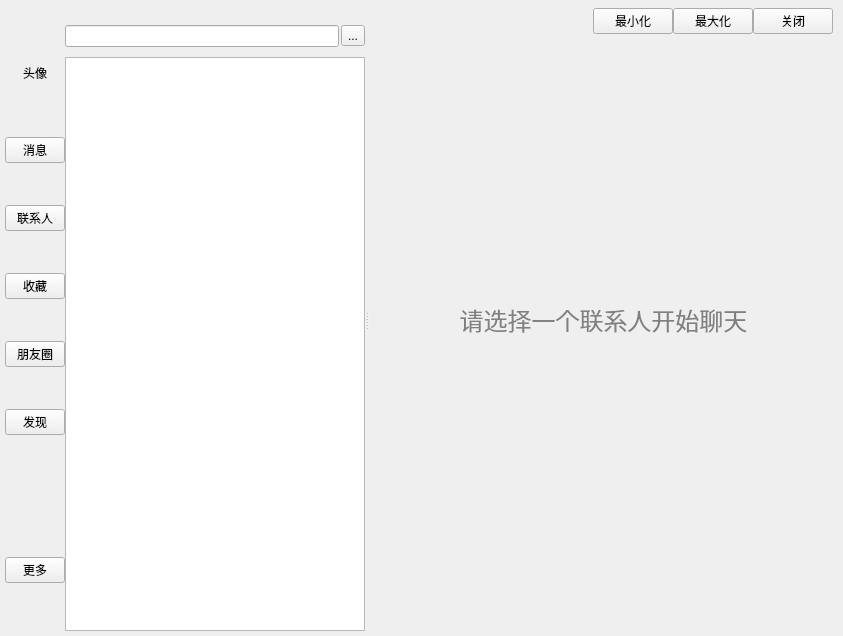
First picture: the form in src/chat/chatwindow.ui, repository Voyager-08/meChatClient, before the edit.
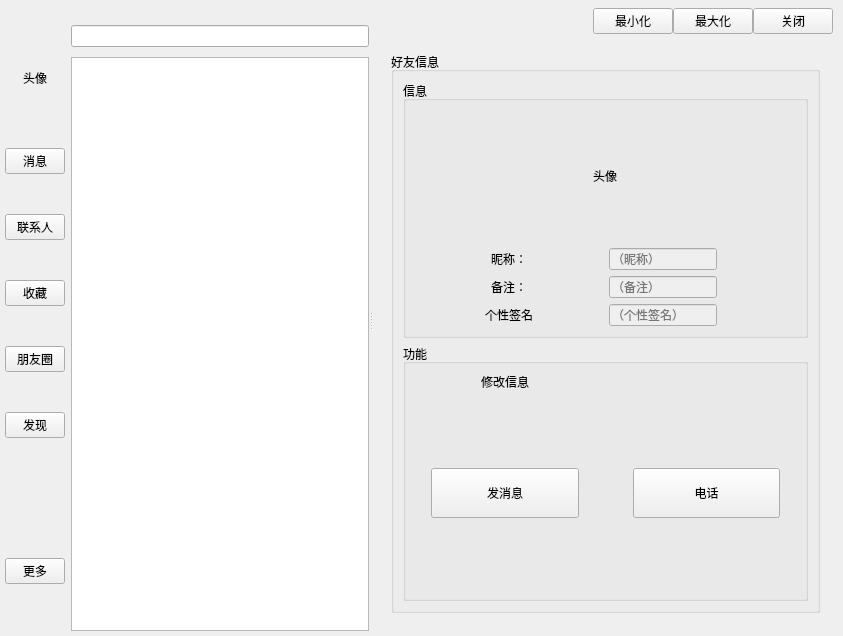
Second picture: the form after the edit. The open tabs and pages were chosen to show the change. Icons and pictures are not drawn. Custom widgets are drawn as their Qt base class.

```diff
--- a/src/chat/chatwindow.ui
+++ b/src/chat/chatwindow.ui
@@ -19,10 +19,7 @@
   <property name="windowTitle">
    <string>ChatWindow</string>
   </property>
-  <layout class="QHBoxLayout" name="horizontalLayout_4">
-   <property name="spacing">
-    <number>0</number>
-   </property>
+  <layout class="QGridLayout" name="gridLayout_4">
    <property name="leftMargin">
     <number>5</number>
    </property>
@@ -35,134 +32,12 @@
    <property name="bottomMargin">
     <number>5</number>
    </property>
-   <item>
-    <widget class="QFrame" name="leftBox">
-     <property name="enabled">
-      <bool>true</bool>
-     </property>
-     <property name="sizePolicy">
-      <sizepolicy hsizetype="Fixed" vsizetype="Preferred">
-       <horstretch>0</horstretch>
-       <verstretch>0</verstretch>
-      </sizepolicy>
-     </property>
-     <property name="minimumSize">
-      <size>
-       <width>60</width>
-       <height>0</height>
-      </size>
-     </property>
-     <property name="maximumSize">
-      <size>
-       <width>60</width>
-       <height>16777215</height>
-      </size>
-     </property>
-     <layout class="QVBoxLayout" name="verticalLayout">
-      <property name="spacing">
-       <number>0</number>
-      </property>
-      <property name="leftMargin">
-       <number>0</number>
-      </property>
-      <property name="topMargin">
-       <number>0</number>
-      </property>
-      <property name="rightMargin">
-       <number>0</number>
-      </property>
-      <property name="bottomMargin">
-       <number>0</number>
-      </property>
-      <item alignment="Qt::AlignHCenter">
-       <widget class="ClickableLabel" name="avatar">
-        <property name="maximumSize">
-         <size>
-          <width>45</width>
-          <height>45</height>
-         </size>
-        </property>
-        <property name="text">
-         <string>头像</string>
-        </property>
-        <property name="textFormat">
-         <enum>Qt::AutoText</enum>
-        </property>
-        <property name="alignment">
-         <set>Qt::AlignCenter</set>
-        </property>
-        <property name="margin">
-         <number>0</number>
-        </property>
-       </widget>
-      </item>
-      <item>
-       <widget class="QPushButton" name="message">
-        <property name="text">
-         <string>消息</string>
-        </property>
-       </widget>
-      </item>
-      <item>
-       <widget class="QPushButton" name="contact">
-        <property name="text">
-         <string>联系人</string>
-        </property>
-       </widget>
-      </item>
-      <item>
-       <widget class="QPushButton" name="collect">
-        <property name="text">
-         <string>收藏</string>
-        </property>
-       </widget>
-      </item>
-      <item>
-       <widget class="QPushButton" name="moments">
-        <property name="text">
-         <string>朋友圈</string>
-        </property>
-       </widget>
-      </item>
-      <item>
-       <widget class="QPushButton" name="search">
-        <property name="text">
-         <string>发现</string>
-        </property>
-       </widget>
-      </item>
-      <item>
-       <spacer name="verticalSpacer">
-        <property name="orientation">
-         <enum>Qt::Vertical</enum>
-        </property>
-        <property name="sizeType">
-         <enum>QSizePolicy::Fixed</enum>
-        </property>
-        <property name="sizeHint" stdset="0">
-         <size>
-          <width>20</width>
-          <height>80</height>
-         </size>
-        </property>
-       </spacer>
-      </item>
-      <item>
-       <widget class="QPushButton" name="more">
-        <property name="text">
-         <string>更多</string>
-        </property>
-       </widget>
-      </item>
-     </layout>
-    </widget>
-   </item>
-   <item>
+   <item row="0" column="1">
     <widget class="QSplitter" name="rightLine">
      <property name="orientation">
       <enum>Qt::Horizontal</enum>
      </property>
-     <widget class="QStackedWidget" name="centerBox">
+     <widget class="QStackedWidget" name="centerStack">
       <property name="minimumSize">
        <size>
         <width>220</width>
@@ -178,7 +53,7 @@
       <property name="currentIndex">
        <number>0</number>
       </property>
-      <widget class="QWidget" name="page1">
+      <widget class="QWidget" name="centerMessagePage">
        <layout class="QVBoxLayout" name="verticalLayout_3">
         <property name="spacing">
          <number>10</number>
@@ -206,13 +81,6 @@
           <item>
            <widget class="QLineEdit" name="lineEdit"/>
           </item>
-          <item>
-           <widget class="QToolButton" name="extendBtn">
-            <property name="text">
-             <string>...</string>
-            </property>
-           </widget>
-          </item>
          </layout>
         </item>
         <item>
@@ -245,7 +113,7 @@
         </item>
        </layout>
       </widget>
-      <widget class="QWidget" name="page2">
+      <widget class="QWidget" name="centerContactPage">
        <layout class="QVBoxLayout" name="verticalLayout_2">
         <property name="spacing">
          <number>10</number>
@@ -270,6 +138,13 @@
           <item>
            <widget class="QLineEdit" name="lineEdit_2"/>
           </item>
+          <item>
+           <widget class="QToolButton" name="extendBtn">
+            <property name="text">
+             <string>...</string>
+            </property>
+           </widget>
+          </item>
          </layout>
         </item>
         <item>
@@ -314,7 +189,7 @@
           <number>0</number>
          </property>
          <item>
-          <layout class="QHBoxLayout" name="menuBarWidget">
+          <layout class="QGridLayout" name="gridLayout">
            <property name="leftMargin">
             <number>0</number>
            </property>
@@ -327,7 +202,7 @@
            <property name="bottomMargin">
             <number>0</number>
            </property>
-           <item>
+           <item row="0" column="0">
             <spacer name="horizontalSpacer_3">
              <property name="orientation">
               <enum>Qt::Horizontal</enum>
@@ -343,7 +218,7 @@
              </property>
             </spacer>
            </item>
-           <item>
+           <item row="0" column="1">
             <widget class="QPushButton" name="minimizeButton">
              <property name="maximumSize">
               <size>
@@ -356,7 +231,7 @@
              </property>
             </widget>
            </item>
-           <item>
+           <item row="0" column="2">
             <widget class="QPushButton" name="maximizeButton">
              <property name="maximumSize">
               <size>
@@ -369,7 +244,7 @@
              </property>
             </widget>
            </item>
-           <item>
+           <item row="0" column="3">
             <widget class="QPushButton" name="closeButton">
              <property name="maximumSize">
               <size>
@@ -385,7 +260,7 @@
           </layout>
          </item>
          <item>
-          <widget class="QStackedWidget" name="stackedWidget">
+          <widget class="QStackedWidget" name="sideBarStack">
            <property name="minimumSize">
             <size>
              <width>400</width>
@@ -394,7 +269,7 @@
            </property>
            <property name="maximumSize">
             <size>
-             <width>600</width>
+             <width>16777215</width>
              <height>16777215</height>
             </size>
            </property>
@@ -425,30 +300,15 @@
               <number>0</number>
              </property>
              <item row="0" column="0">
-              <widget class="QStackedWidget" name="chatStackedWidget">
+              <widget class="QStackedWidget" name="chatStack">
                <property name="lineWidth">
                 <number>1</number>
                </property>
                <property name="currentIndex">
-                <number>1</number>
+                <number>0</number>
                </property>
-               <widget class="QWidget" name="defaultPage">
+               <widget class="QWidget" name="defaultChatPage">
                 <layout class="QGridLayout" name="gridLayout_3">
-                 <property name="leftMargin">
-                  <number>0</number>
-                 </property>
-                 <property name="topMargin">
-                  <number>0</number>
-                 </property>
-                 <property name="rightMargin">
-                  <number>0</number>
-                 </property>
-                 <property name="bottomMargin">
-                  <number>0</number>
-                 </property>
-                 <property name="spacing">
-                  <number>0</number>
-                 </property>
                  <item row="0" column="0">
                   <widget class="QLabel" name="placeholderLabel">
                    <property name="text">
@@ -461,7 +321,7 @@
                  </item>
                 </layout>
                </widget>
-               <widget class="QWidget" name="messagePage">
+               <widget class="QWidget" name="messageChatPage">
                 <layout class="QVBoxLayout" name="verticalLayout_7">
                  <property name="spacing">
                   <number>0</number>
@@ -570,7 +430,7 @@
                       <rect>
                        <x>0</x>
                        <y>0</y>
-                       <width>469</width>
+                       <width>460</width>
                        <height>278</height>
                       </rect>
                      </property>
@@ -665,39 +525,218 @@
               <verstretch>0</verstretch>
              </sizepolicy>
             </property>
-            <layout class="QGridLayout" name="gridLayout_6">
-             <property name="leftMargin">
-              <number>0</number>
-             </property>
-             <property name="topMargin">
-              <number>0</number>
-             </property>
-             <property name="rightMargin">
-              <number>0</number>
-             </property>
-             <property name="bottomMargin">
-              <number>0</number>
-             </property>
-             <property name="spacing">
-              <number>0</number>
-             </property>
+            <layout class="QGridLayout" name="gridLayout_10">
              <item row="0" column="0">
-              <widget class="QGroupBox" name="contactMessageBox">
-               <property name="minimumSize">
-                <size>
-                 <width>0</width>
-                 <height>0</height>
-                </size>
+              <widget class="QStackedWidget" name="contactStack">
+               <property name="currentIndex">
+                <number>1</number>
                </property>
-               <property name="maximumSize">
-                <size>
-                 <width>650</width>
-                 <height>16777215</height>
-                </size>
-               </property>
-               <property name="title">
-                <string>好友信息</string>
-               </property>
+               <widget class="QWidget" name="InfoContactPage">
+                <layout class="QGridLayout" name="gridLayout_6">
+                 <item row="0" column="0">
+                  <widget class="QGroupBox" name="contactMessageBox">
+                   <property name="minimumSize">
+                    <size>
+                     <width>0</width>
+                     <height>0</height>
+                    </size>
+                   </property>
+                   <property name="maximumSize">
+                    <size>
+                     <width>650</width>
+                     <height>16777215</height>
+                    </size>
+                   </property>
+                   <property name="title">
+                    <string>好友信息</string>
+                   </property>
+                   <layout class="QVBoxLayout" name="verticalLayout_9">
+                    <item>
+                     <layout class="QVBoxLayout" name="verticalLayout_8">
+                      <item>
+                       <widget class="QGroupBox" name="groupBox_2">
+                        <property name="title">
+                         <string>信息</string>
+                        </property>
+                        <layout class="QGridLayout" name="gridLayout_5">
+                         <item row="2" column="1" alignment="Qt::AlignLeft">
+                          <widget class="QLineEdit" name="friendNoteInfo">
+                           <property name="enabled">
+                            <bool>false</bool>
+                           </property>
+                           <property name="text">
+                            <string/>
+                           </property>
+                           <property name="readOnly">
+                            <bool>false</bool>
+                           </property>
+                           <property name="placeholderText">
+                            <string>（备注）</string>
+                           </property>
+                          </widget>
+                         </item>
+                         <item row="3" column="1" alignment="Qt::AlignLeft">
+                          <widget class="QLineEdit" name="friendMottoInfo">
+                           <property name="enabled">
+                            <bool>false</bool>
+                           </property>
+                           <property name="inputMask">
+                            <string/>
+                           </property>
+                           <property name="text">
+                            <string/>
+                           </property>
+                           <property name="placeholderText">
+                            <string>（个性签名）</string>
+                           </property>
+                          </widget>
+                         </item>
+                         <item row="2" column="0" alignment="Qt::AlignHCenter">
+                          <widget class="QLabel" name="friendNote">
+                           <property name="text">
+                            <string>备注：</string>
+                           </property>
+                           <property name="alignment">
+                            <set>Qt::AlignCenter</set>
+                           </property>
+                           <property name="margin">
+                            <number>11</number>
+                           </property>
+                          </widget>
+                         </item>
+                         <item row="0" column="0" colspan="2" alignment="Qt::AlignHCenter">
+                          <widget class="ClickableLabel" name="friendAvatar">
+                           <property name="minimumSize">
+                            <size>
+                             <width>100</width>
+                             <height>100</height>
+                            </size>
+                           </property>
+                           <property name="text">
+                            <string>头像</string>
+                           </property>
+                           <property name="textFormat">
+                            <enum>Qt::PlainText</enum>
+                           </property>
+                           <property name="alignment">
+                            <set>Qt::AlignCenter</set>
+                           </property>
+                          </widget>
+                         </item>
+                         <item row="1" column="1" alignment="Qt::AlignLeft">
+                          <widget class="QLineEdit" name="friendNickInfo">
+                           <property name="enabled">
+                            <bool>false</bool>
+                           </property>
+                           <property name="placeholderText">
+                            <string>（昵称）</string>
+                           </property>
+                          </widget>
+                         </item>
+                         <item row="3" column="0" alignment="Qt::AlignHCenter">
+                          <widget class="QLabel" name="friendMotto">
+                           <property name="text">
+                            <string>个性签名</string>
+                           </property>
+                           <property name="alignment">
+                            <set>Qt::AlignCenter</set>
+                           </property>
+                           <property name="margin">
+                            <number>11</number>
+                           </property>
+                          </widget>
+                         </item>
+                         <item row="1" column="0" alignment="Qt::AlignHCenter">
+                          <widget class="QLabel" name="friendNick">
+                           <property name="text">
+                            <string>昵称：</string>
+                           </property>
+                           <property name="alignment">
+                            <set>Qt::AlignCenter</set>
+                           </property>
+                           <property name="margin">
+                            <number>11</number>
+                           </property>
+                          </widget>
+                         </item>
+                        </layout>
+                       </widget>
+                      </item>
+                      <item>
+                       <widget class="QGroupBox" name="groupBox_3">
+                        <property name="title">
+                         <string>功能</string>
+                        </property>
+                        <layout class="QGridLayout" name="gridLayout_9">
+                         <property name="leftMargin">
+                          <number>25</number>
+                         </property>
+                         <property name="rightMargin">
+                          <number>25</number>
+                         </property>
+                         <property name="bottomMargin">
+                          <number>80</number>
+                         </property>
+                         <property name="horizontalSpacing">
+                          <number>54</number>
+                         </property>
+                         <item row="1" column="1">
+                          <widget class="QPushButton" name="callBtn">
+                           <property name="minimumSize">
+                            <size>
+                             <width>0</width>
+                             <height>50</height>
+                            </size>
+                           </property>
+                           <property name="text">
+                            <string>电话</string>
+                           </property>
+                          </widget>
+                         </item>
+                         <item row="1" column="0">
+                          <widget class="QPushButton" name="sentBtn">
+                           <property name="minimumSize">
+                            <size>
+                             <width>0</width>
+                             <height>50</height>
+                            </size>
+                           </property>
+                           <property name="text">
+                            <string>发消息</string>
+                           </property>
+                          </widget>
+                         </item>
+                         <item row="0" column="0" alignment="Qt::AlignHCenter|Qt::AlignTop">
+                          <widget class="ClickableLabel" name="changeInfoLabel">
+                           <property name="text">
+                            <string>修改信息</string>
+                           </property>
+                          </widget>
+                         </item>
+                        </layout>
+                       </widget>
+                      </item>
+                     </layout>
+                    </item>
+                   </layout>
+                  </widget>
+                 </item>
+                </layout>
+               </widget>
+               <widget class="QWidget" name="defaultContactPage">
+                <layout class="QGridLayout" name="gridLayout_11">
+                 <item row="0" column="0">
+                  <widget class="QLabel" name="placeholderLabel_2">
+                   <property name="text">
+                    <string>&lt;html&gt;&lt;head/&gt;&lt;body&gt;&lt;p align=&quot;center&quot;&gt;&lt;span style=&quot; font-size:18pt; color:#808080;&quot;&gt;请选择一个联系人开始聊天&lt;/span&gt;&lt;/p&gt;&lt;p align=&quot;center&quot;&gt;&lt;img src=&quot;:/images/placeholder.png&quot; width=&quot;128&quot; height=&quot;128&quot;/&gt;&lt;/p&gt;&lt;/body&gt;&lt;/html&gt;</string>
+                   </property>
+                   <property name="alignment">
+                    <set>Qt::AlignCenter</set>
+                   </property>
+                  </widget>
+                 </item>
+                </layout>
+               </widget>
               </widget>
              </item>
             </layout>
@@ -797,6 +836,127 @@
                <property name="checkable">
                 <bool>false</bool>
                </property>
+               <layout class="QGridLayout" name="gridLayout_8">
+                <item row="0" column="0">
+                 <widget class="QStackedWidget" name="stackedWidget">
+                  <property name="sizePolicy">
+                   <sizepolicy hsizetype="Preferred" vsizetype="Preferred">
+                    <horstretch>0</horstretch>
+                    <verstretch>0</verstretch>
+                   </sizepolicy>
+                  </property>
+                  <property name="currentIndex">
+                   <number>0</number>
+                  </property>
+                  <widget class="QWidget" name="page">
+                   <layout class="QGridLayout" name="gridLayout_7">
+                    <item row="0" column="0">
+                     <layout class="QVBoxLayout" name="verticalLayout_10">
+                      <item alignment="Qt::AlignHCenter">
+                       <widget class="QLabel" name="label">
+                        <property name="sizePolicy">
+                         <sizepolicy hsizetype="Preferred" vsizetype="Minimum">
+                          <horstretch>0</horstretch>
+                          <verstretch>0</verstretch>
+                         </sizepolicy>
+                        </property>
+                        <property name="minimumSize">
+                         <size>
+                          <width>0</width>
+                          <height>30</height>
+                         </size>
+                        </property>
+                        <property name="font">
+                         <font>
+                          <family>Papyrus</family>
+                          <pointsize>18</pointsize>
+                          <italic>false</italic>
+                          <bold>true</bold>
+                          <underline>false</underline>
+                          <stylestrategy>PreferDefault</stylestrategy>
+                          <kerning>true</kerning>
+                         </font>
+                        </property>
+                        <property name="text">
+                         <string>日程创建</string>
+                        </property>
+                       </widget>
+                      </item>
+                      <item>
+                       <widget class="QDateTimeEdit" name="dateTimeEdit"/>
+                      </item>
+                      <item>
+                       <widget class="QCalendarWidget" name="calendarWidget"/>
+                      </item>
+                      <item>
+                       <widget class="Line" name="line">
+                        <property name="orientation">
+                         <enum>Qt::Horizontal</enum>
+                        </property>
+                       </widget>
+                      </item>
+                      <item>
+                       <widget class="QTextEdit" name="textEdit"/>
+                      </item>
+                      <item>
+                       <layout class="QHBoxLayout" name="horizontalLayout_4">
+                        <property name="spacing">
+                         <number>20</number>
+                        </property>
+                        <property name="leftMargin">
+                         <number>22</number>
+                        </property>
+                        <property name="topMargin">
+                         <number>7</number>
+                        </property>
+                        <property name="rightMargin">
+                         <number>22</number>
+                        </property>
+                        <property name="bottomMargin">
+                         <number>9</number>
+                        </property>
+                        <item>
+                         <widget class="QPushButton" name="pushButton">
+                          <property name="sizePolicy">
+                           <sizepolicy hsizetype="Minimum" vsizetype="Fixed">
+                            <horstretch>0</horstretch>
+                            <verstretch>0</verstretch>
+                           </sizepolicy>
+                          </property>
+                          <property name="minimumSize">
+                           <size>
+                            <width>0</width>
+                            <height>40</height>
+                           </size>
+                          </property>
+                          <property name="text">
+                           <string>读取日程</string>
+                          </property>
+                         </widget>
+                        </item>
+                        <item>
+                         <widget class="QPushButton" name="pushButton_2">
+                          <property name="minimumSize">
+                           <size>
+                            <width>0</width>
+                            <height>40</height>
+                           </size>
+                          </property>
+                          <property name="text">
+                           <string>创建日程</string>
+                          </property>
+                         </widget>
+                        </item>
+                       </layout>
+                      </item>
+                     </layout>
+                    </item>
+                   </layout>
+                  </widget>
+                  <widget class="QWidget" name="page_2"/>
+                 </widget>
+                </item>
+               </layout>
               </widget>
              </item>
             </layout>
@@ -809,6 +969,128 @@
      </widget>
     </widget>
    </item>
+   <item row="0" column="0">
+    <widget class="QFrame" name="leftBox">
+     <property name="enabled">
+      <bool>true</bool>
+     </property>
+     <property name="sizePolicy">
+      <sizepolicy hsizetype="Fixed" vsizetype="Preferred">
+       <horstretch>0</horstretch>
+       <verstretch>0</verstretch>
+      </sizepolicy>
+     </property>
+     <property name="minimumSize">
+      <size>
+       <width>60</width>
+       <height>0</height>
+      </size>
+     </property>
+     <property name="maximumSize">
+      <size>
+       <width>60</width>
+       <height>16777215</height>
+      </size>
+     </property>
+     <layout class="QVBoxLayout" name="verticalLayout">
+      <property name="spacing">
+       <number>0</number>
+      </property>
+      <property name="leftMargin">
+       <number>0</number>
+      </property>
+      <property name="topMargin">
+       <number>0</number>
+      </property>
+      <property name="rightMargin">
+       <number>0</number>
+      </property>
+      <property name="bottomMargin">
+       <number>0</number>
+      </property>
+      <item alignment="Qt::AlignHCenter">
+       <widget class="ClickableLabel" name="avatar">
+        <property name="maximumSize">
+         <size>
+          <width>45</width>
+          <height>60</height>
+         </size>
+        </property>
+        <property name="text">
+         <string>头像</string>
+        </property>
+        <property name="textFormat">
+         <enum>Qt::AutoText</enum>
+        </property>
+        <property name="alignment">
+         <set>Qt::AlignCenter</set>
+        </property>
+        <property name="margin">
+         <number>0</number>
+        </property>
+       </widget>
+      </item>
+      <item>
+       <widget class="QPushButton" name="message">
+        <property name="text">
+         <string>消息</string>
+        </property>
+       </widget>
+      </item>
+      <item>
+       <widget class="QPushButton" name="contact">
+        <property name="text">
+         <string>联系人</string>
+        </property>
+       </widget>
+      </item>
+      <item>
+       <widget class="QPushButton" name="collect">
+        <property name="text">
+         <string>收藏</string>
+        </property>
+       </widget>
+      </item>
+      <item>
+       <widget class="QPushButton" name="moments">
+        <property name="text">
+         <string>朋友圈</string>
+        </property>
+       </widget>
+      </item>
+      <item>
+       <widget class="QPushButton" name="search">
+        <property name="text">
+         <string>发现</string>
+        </property>
+       </widget>
+      </item>
+      <item>
+       <spacer name="verticalSpacer">
+        <property name="orientation">
+         <enum>Qt::Vertical</enum>
+        </property>
+        <property name="sizeType">
+         <enum>QSizePolicy::Fixed</enum>
+        </property>
+        <property name="sizeHint" stdset="0">
+         <size>
+          <width>20</width>
+          <height>80</height>
+         </size>
+        </property>
+       </spacer>
+      </item>
+      <item>
+       <widget class="QPushButton" name="more">
+        <property name="text">
+         <string>更多</string>
+        </property>
+       </widget>
+      </item>
+     </layout>
+    </widget>
+   </item>
   </layout>
  </widget>
  <customwidgets>
```
